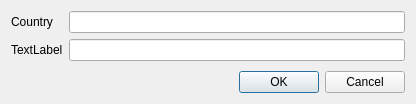
The window that addcountrydialog.ui (IchiBati/GUI_22_09) describes before a commit, drawn with Qt 5.
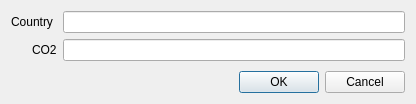
The same window after the commit.

```diff
--- a/addcountrydialog.ui
+++ b/addcountrydialog.ui
@@ -16,6 +16,9 @@
   <layout class="QVBoxLayout" name="verticalLayout">
    <item>
     <layout class="QFormLayout" name="formLayout">
+     <property name="labelAlignment">
+      <set>Qt::AlignRight|Qt::AlignTrailing|Qt::AlignVCenter</set>
+     </property>
      <item row="0" column="0">
       <widget class="QLabel" name="label">
        <property name="text">
@@ -24,17 +27,17 @@
       </widget>
      </item>
      <item row="0" column="1">
-      <widget class="QLineEdit" name="lineEdit"/>
-     </item>
-     <item row="1" column="0">
-      <widget class="QLabel" name="label_2">
-       <property name="text">
-        <string>TextLabel</string>
-       </property>
-      </widget>
+      <widget class="QLineEdit" name="countryEdit"/>
      </item>
      <item row="1" column="1">
-      <widget class="QLineEdit" name="lineEdit_2"/>
+      <widget class="QLineEdit" name="co2Edit"/>
+     </item>
+     <item row="1" column="0">
+      <widget class="QLabel" name="co2Label">
+       <property name="text">
+        <string>CO2</string>
+       </property>
+      </widget>
      </item>
     </layout>
    </item>
```
Left out of the diff: 2 changed lines with no effect on the pictures.
